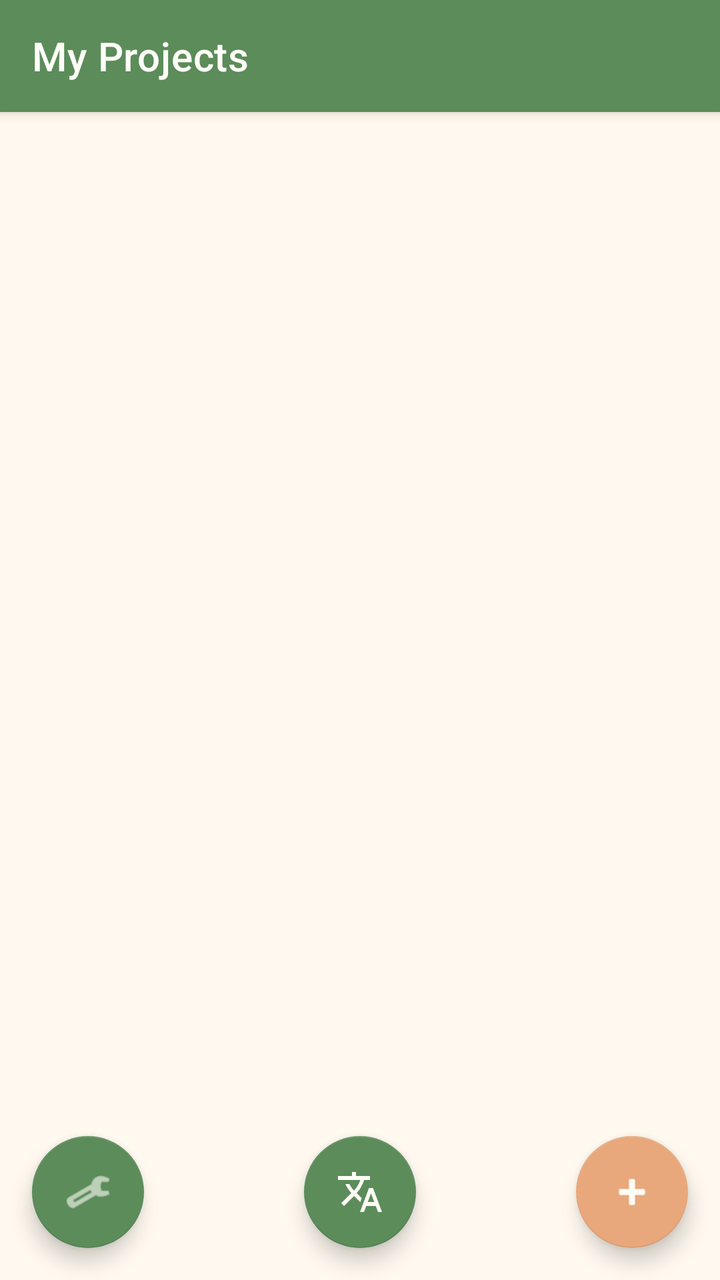
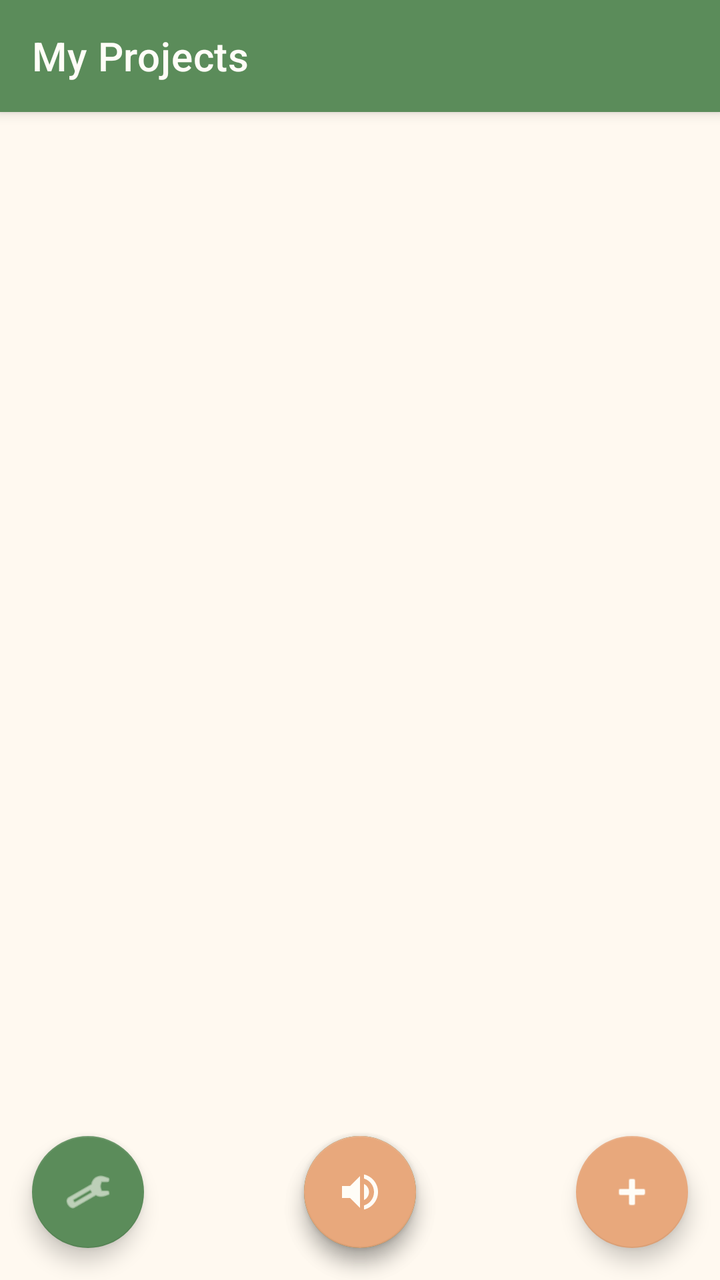

The first picture is an Android layout as it rendered before a commit; the second is the same layout after the commit. The layout source and the unified diff follow.
<!-- AndroidManifest.xml: application theme Theme.PaperScanner -->
<!-- res/layout/activity_project_list.xml -->
<?xml version="1.0" encoding="utf-8"?>
<androidx.coordinatorlayout.widget.CoordinatorLayout
    xmlns:android="http://schemas.android.com/apk/res/android"
    xmlns:app="http://schemas.android.com/apk/res-auto"
    android:layout_width="match_parent"
    android:layout_height="match_parent"
    android:background="@color/background">

    <LinearLayout
        android:layout_width="match_parent"
        android:layout_height="match_parent"
        android:orientation="vertical">

        <com.google.android.material.appbar.MaterialToolbar
            android:id="@+id/toolbar"
            style="@style/Ghibli.Toolbar"
            android:layout_width="match_parent"
            android:layout_height="?attr/actionBarSize"
            app:title="@string/projects_title"
            app:titleTextColor="@color/white" />

        <FrameLayout
            android:layout_width="match_parent"
            android:layout_height="match_parent">

            <androidx.recyclerview.widget.RecyclerView
                android:id="@+id/recycler_projects"
                android:layout_width="match_parent"
                android:layout_height="match_parent"
                android:clipToPadding="false"
                android:padding="12dp"
                android:paddingBottom="80dp" />

            <LinearLayout
                android:id="@+id/empty_view"
                android:layout_width="wrap_content"
                android:layout_height="wrap_content"
                android:layout_gravity="center"
                android:gravity="center"
                android:orientation="vertical"
                android:visibility="gone">

                <ImageView
                    android:layout_width="80dp"
                    android:layout_height="80dp"
                    android:alpha="0.4"
                    android:src="@android:drawable/ic_menu_camera"
                    app:tint="@color/gray" />

                <TextView
                    android:layout_width="wrap_content"
                    android:layout_height="wrap_content"
                    android:layout_marginTop="16dp"
                    android:gravity="center"
                    android:text="@string/no_projects"
                    android:textColor="@color/text_secondary"
                    android:textSize="15sp" />

            </LinearLayout>

        </FrameLayout>

    </LinearLayout>

    <com.google.android.material.floatingactionbutton.FloatingActionButton
        android:id="@+id/fab_settings"
        style="@style/Ghibli.FAB.Primary"
        android:layout_width="wrap_content"
        android:layout_height="wrap_content"
        android:layout_gravity="bottom|start"
        android:layout_margin="16dp"
        android:src="@android:drawable/ic_menu_preferences"
        app:tint="@color/white" />

    <com.google.android.material.floatingactionbutton.FloatingActionButton
        android:id="@+id/fab_ocr"
        style="@style/Ghibli.FAB.Primary"
        android:layout_width="wrap_content"
        android:layout_height="wrap_content"
        android:layout_gravity="bottom|center_horizontal"
        android:layout_margin="16dp"
        android:src="@drawable/ic_translate"
        app:tint="@color/white" />

    <com.google.android.material.floatingactionbutton.FloatingActionButton
        android:id="@+id/fab_add_project"
        style="@style/Ghibli.FAB"
        android:layout_width="wrap_content"
        android:layout_height="wrap_content"
        android:layout_gravity="bottom|end"
        android:layout_margin="16dp"
        android:src="@android:drawable/ic_input_add"
        app:tint="@color/white" />

</androidx.coordinatorlayout.widget.CoordinatorLayout>
<!-- resources referenced by this layout -->
<resources>
  <color name="background">#FFF9F0</color>
  <color name="gray">#C4BBAF</color>
  <color name="text_secondary">#7A7568</color>
  <color name="white">#FFFDF7</color>
  <!-- drawable ic_translate (drawable) -->
  <?xml version="1.0" encoding="utf-8"?>
  <vector xmlns:android="http://schemas.android.com/apk/res/android"
      android:width="24dp"
      android:height="24dp"
      android:viewportWidth="24"
      android:viewportHeight="24">
      <path
          android:fillColor="#FFFFFF"
          android:pathData="M12.87,15.07l-2.54,-2.51 0.03,-0.03c1.74,-1.94 2.98,-4.17 3.71,-6.53L17,6V4h-7V2H8v2H1v1.99h11.17C11.5,7.92 10.44,9.75 9,11.35 8.07,10.32 7.3,9.19 6.69,8h-2c0.73,1.63 1.73,3.17 2.98,4.56l-5.09,5.02L4,19l5,-5 3.11,3.11 0.76,-2.04zM18.5,10h-2L12,22h2l1.12,-3h4.75L21,22h2l-4.5,-12zM15.88,17l1.62,-4.33L19.12,17h-3.24z" />
  </vector>
  <string name="no_projects">No projects yet.\nTap + to create your first one!</string>
  <string name="projects_title">My Projects</string>
  <style name="Ghibli.FAB" parent="Widget.MaterialComponents.FloatingActionButton">
          <item name="backgroundTint">@color/accent</item>
          <item name="tint">@color/white</item>
          <item name="elevation">6dp</item>
          <item name="shapeAppearanceOverlay">@style/FAB.Shape</item>
      </style>
  <style name="Ghibli.FAB.Primary" parent="Ghibli.FAB">
          <item name="backgroundTint">@color/primary</item>
      </style>
  <style name="Ghibli.Toolbar" parent="Widget.MaterialComponents.Toolbar.Primary">
          <item name="android:background">@color/primary</item>
          <item name="titleTextColor">@color/white</item>
          <item name="android:elevation">4dp</item>
      </style>
  <color name="accent">#E8A87C</color>
  <style name="FAB.Shape" parent="">
          <item name="cornerFamily">rounded</item>
          <item name="cornerSize">50%</item>
      </style>
  <color name="primary">#5B8C5A</color>
  <color name="primary_dark">#4A7A49</color>
  <color name="accent_dark">#D4956B</color>
  <style name="ThemeOverlay.Ghibli.Dialog" parent="ThemeOverlay.MaterialComponents.MaterialAlertDialog">
          <item name="colorPrimary">@color/primary</item>
          <item name="colorSecondary">@color/accent</item>
          <item name="buttonBarPositiveButtonStyle">@style/Ghibli.Button.Text</item>
          <item name="buttonBarNegativeButtonStyle">@style/Ghibli.Button.Text.Secondary</item>
      </style>
  <style name="Ghibli.Button.Text" parent="Widget.MaterialComponents.Button.TextButton">
          <item name="android:textAllCaps">false</item>
          <item name="android:textColor">@color/primary</item>
      </style>
  <style name="Ghibli.Button.Text.Secondary" parent="Widget.MaterialComponents.Button.TextButton">
          <item name="android:textAllCaps">false</item>
          <item name="android:textColor">@color/text_secondary</item>
      </style>
  <!-- unchanged entries left out for length: 1 -->
</resources>

<!-- the commit's change to res/layout/activity_project_list.xml (unified diff, before → after) -->
@@ -83,6 +83,18 @@
         app:tint="@color/white" />
 
     <com.google.android.material.floatingactionbutton.FloatingActionButton
+        android:id="@+id/fab_tts"
+        style="@style/Ghibli.FAB"
+        android:layout_width="wrap_content"
+        android:layout_height="wrap_content"
+        android:layout_gravity="bottom|center_horizontal"
+        android:layout_margin="16dp"
+        android:layout_marginBottom="88dp"
+        android:contentDescription="@string/text_to_speech"
+        android:src="@drawable/ic_speak"
+        app:tint="@color/white" />
+
+    <com.google.android.material.floatingactionbutton.FloatingActionButton
         android:id="@+id/fab_add_project"
         style="@style/Ghibli.FAB"
         android:layout_width="wrap_content"
<!-- resource entries referenced after the edit -->
@@ -4,6 +4,17 @@
   <color name="gray">#C4BBAF</color>
   <color name="text_secondary">#7A7568</color>
   <color name="white">#FFFDF7</color>
+  <!-- drawable ic_speak (drawable) -->
+  <?xml version="1.0" encoding="utf-8"?>
+  <vector xmlns:android="http://schemas.android.com/apk/res/android"
+      android:width="24dp"
+      android:height="24dp"
+      android:viewportWidth="24"
+      android:viewportHeight="24">
+      <path
+          android:fillColor="#FFFFFF"
+          android:pathData="M3,9v6h4l5,5V4L7,9H3zM16.5,12c0,-1.77 -1.02,-3.29 -2.5,-4.03v8.05c1.48,-0.73 2.5,-2.25 2.5,-4.02zM14,3.23v2.06c2.89,0.86 5,3.54 5,6.71s-2.11,5.85 -5,6.71v2.06c4.01,-0.91 7,-4.49 7,-8.77s-2.99,-7.86 -7,-8.77z" />
+  </vector>
   <!-- drawable ic_translate (drawable) -->
   <?xml version="1.0" encoding="utf-8"?>
   <vector xmlns:android="http://schemas.android.com/apk/res/android"
@@ -17,6 +28,7 @@
   </vector>
   <string name="no_projects">No projects yet.\nTap + to create your first one!</string>
   <string name="projects_title">My Projects</string>
+  <string name="text_to_speech">Text to Speech</string>
   <style name="Ghibli.FAB" parent="Widget.MaterialComponents.FloatingActionButton">
           <item name="backgroundTint">@color/accent</item>
           <item name="tint">@color/white</item>
